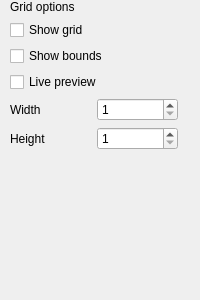
First picture: the form in ui/GridOptions.ui, repository Fefedu973/OpenRGBVisualMapPlugin, before the edit.
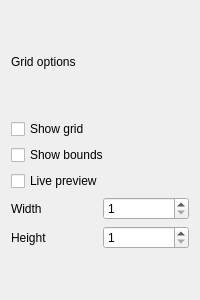
Second picture: the form after the edit.

Commit message: Fixing options layouts

```diff
--- a/ui/GridOptions.ui
+++ b/ui/GridOptions.ui
@@ -10,19 +10,18 @@
     <height>300</height>
    </rect>
   </property>
+  <property name="sizePolicy">
+   <sizepolicy hsizetype="Preferred" vsizetype="Minimum">
+    <horstretch>0</horstretch>
+    <verstretch>0</verstretch>
+   </sizepolicy>
+  </property>
   <property name="windowTitle">
    <string>Form</string>
   </property>
-  <widget class="QWidget" name="verticalLayoutWidget">
-   <property name="geometry">
-    <rect>
-     <x>10</x>
-     <y>0</y>
-     <width>168</width>
-     <height>229</height>
-    </rect>
-   </property>
-   <layout class="QGridLayout" name="gridLayout">
+  <layout class="QGridLayout" name="gridLayout_4">
+   <item row="0" column="0">
+    <layout class="QGridLayout" name="gridLayout" rowstretch="1,1,1,1,1,1,0">
     <item row="1" column="0">
      <widget class="QCheckBox" name="grid_checkBox">
       <property name="text">
@@ -113,7 +112,8 @@
      </widget>
     </item>
    </layout>
-  </widget>
+   </item>
+  </layout>
  </widget>
  <resources/>
  <connections/>
```
Lines whose indentation alone changed are shown as unchanged. The commit also changes 2 other files.
